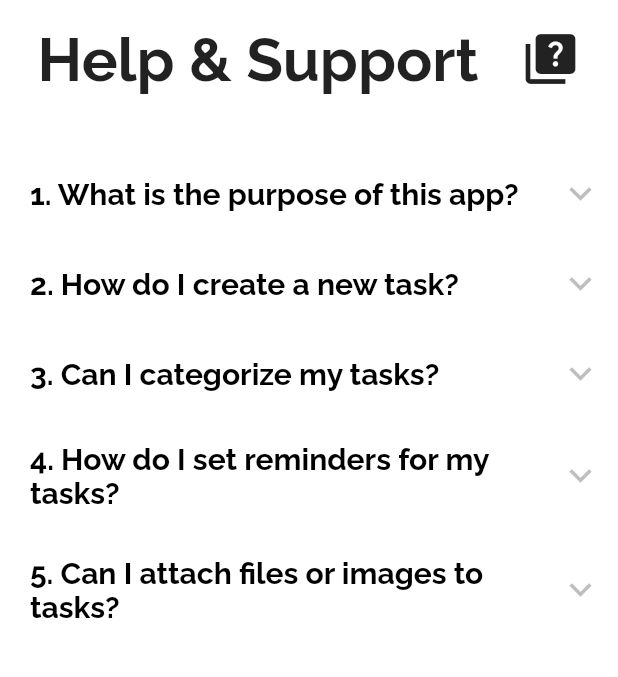
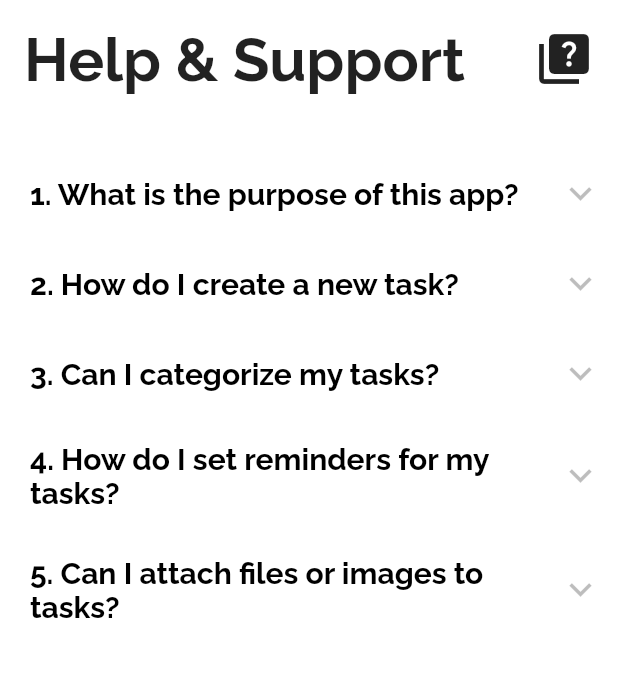
Before and after one commit to HasalaDissanayake/TaskManager-Flutter, a Flutter app: the FaqPage screen opened directly, on a phone screen of 412 x 824 dp, the part 90-767 px from its top. Run offline on Flutter 3.47's test engine with Material 2 defaults, Android fonts, the phone set to English and light mode, and no system bars; drawn by our look-alikes of accordion; our stand-ins replace animated_splash_screen, awesome_notifications, date_picker_timeline, file_picker, flutter_slidable, get and 3 more; missing offline and left inert: flutter_pdfview; accounts and stored records are empty.

Commit message:
style changes in FAQ

```diff
--- a/lib/screens/faq.dart
+++ b/lib/screens/faq.dart
@@ -21,7 +21,7 @@ class _FaqPageState extends State<FaqPage> {
             const Padding(
               padding: EdgeInsets.all(16.0),
               child: Row(
-                mainAxisAlignment: MainAxisAlignment.spaceEvenly,
+                mainAxisAlignment: MainAxisAlignment.spaceBetween,
                 children: [
                   Text(
                     'Help & Support',
@@ -107,6 +107,7 @@ class _FaqPageState extends State<FaqPage> {
         ),
         content: Text(
           answers[index],
+          textAlign: TextAlign.left,
           style: const TextStyle(
               color: Colors.grey, fontSize: 14, fontWeight: FontWeight.normal),
         ),
```
